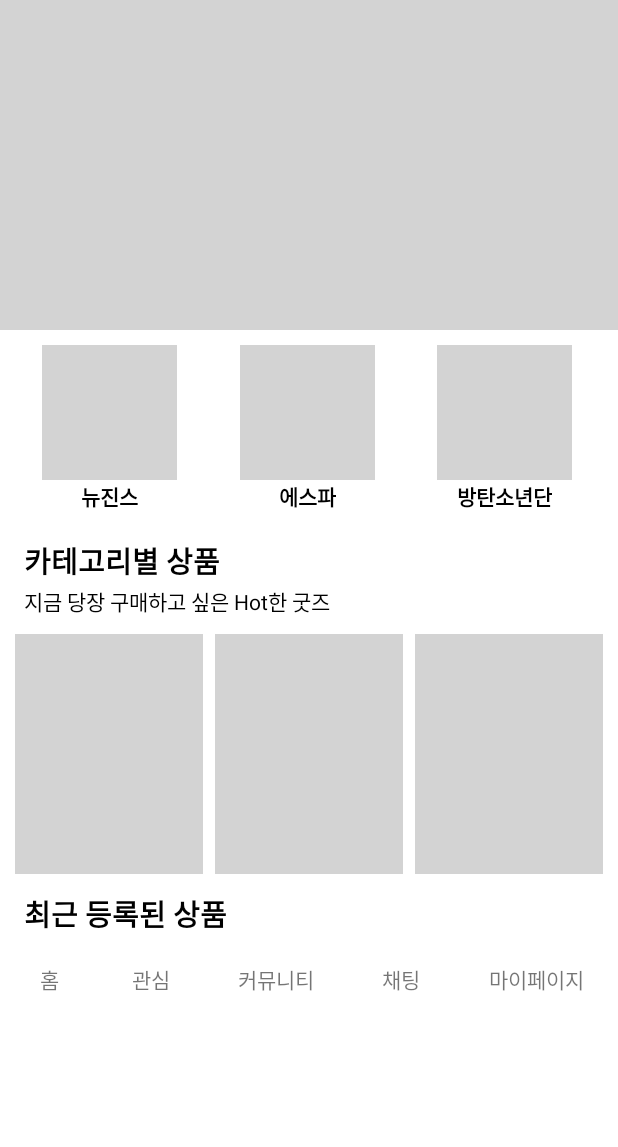
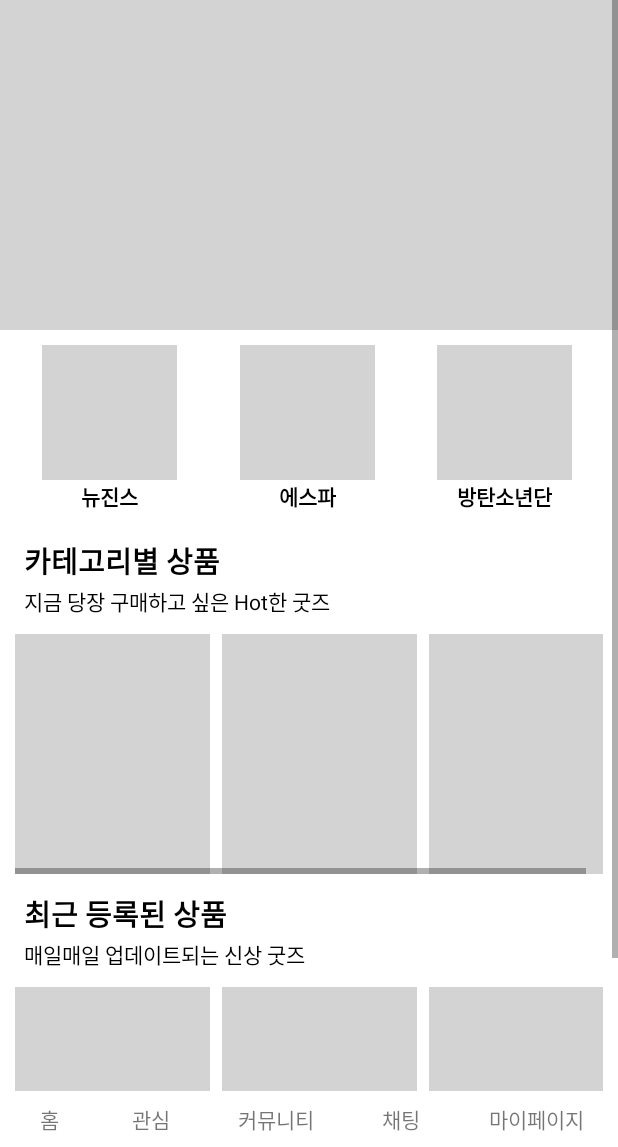
Before and after one commit to Faniverse2024/FaniverseFE2, an Android app: the layout activity_home.xml on its own in the app's theme, with its tools: preview values and no code run, on a phone screen of 412 x 824 dp, the part 89-1236 px from its top. Run offline under Robolectric (Android 15) with nearby library versions, the phone set to English and light mode, and no system bars.

Commit message:
홈 화면 수정

```diff
--- a/app/src/main/res/layout/activity_home.xml
+++ b/app/src/main/res/layout/activity_home.xml
@@ -38,6 +38,18 @@
             android:layout_toStartOf="@id/notification_icon"
             android:src="@drawable/ic_search" />
     </RelativeLayout>
+
+    <!-- 스크롤 가능한 콘텐츠 -->
+    <ScrollView
+        android:layout_width="match_parent"
+        android:layout_height="0dp"
+        android:layout_weight="1"
+        android:padding="0dp">
+
+        <LinearLayout
+            android:layout_width="match_parent"
+            android:layout_height="wrap_content"
+            android:orientation="vertical">
 
             <!-- 광고 배너 -->
             <View
@@ -149,34 +161,37 @@
                 android:textColor="#000000"
                 android:textSize="14sp" />
 
-    <!-- 카테고리별 상품 -->
-    <LinearLayout
+            <!-- 카테고리별 상품을 가로로 스크롤-->
+            <HorizontalScrollView
                 android:layout_width="match_parent"
                 android:layout_height="wrap_content"
-        android:orientation="horizontal"
-        android:padding="10dp"
-        android:weightSum="3">
+                android:padding="10dp">
+
+                <LinearLayout
+                    android:layout_width="wrap_content"
+                    android:layout_height="wrap_content"
+                    android:orientation="horizontal">
 
                     <View
-            android:layout_width="0dp"
+                        android:layout_width="130dp"
                         android:layout_height="160dp"
                         android:layout_marginEnd="8dp"
-            android:layout_weight="1"
                         android:background="#D3D3D3" />
 
                     <View
-            android:layout_width="0dp"
+                        android:layout_width="130dp"
                         android:layout_height="160dp"
                         android:layout_marginEnd="8dp"
-            android:layout_weight="1"
                         android:background="#D3D3D3" />
 
                     <View
-            android:layout_width="0dp"
+                        android:layout_width="130dp"
                         android:layout_height="160dp"
-            android:layout_weight="1"
+                        android:layout_marginEnd="8dp"
                         android:background="#D3D3D3" />
+
                 </LinearLayout>
+            </HorizontalScrollView>
 
             <TextView
                 android:layout_width="match_parent"
@@ -184,23 +199,65 @@
                 android:paddingStart="16dp"
                 android:paddingTop="2dp"
                 android:paddingEnd="16dp"
-        android:paddingBottom="10dp"
+                android:paddingBottom="1dp"
                 android:text="최근 등록된 상품"
                 android:textColor="#000000"
                 android:textSize="19sp"
                 android:textStyle="bold" />
 
-    <!-- Bottom Navigation -->
+            <TextView
+                android:layout_width="match_parent"
+                android:layout_height="wrap_content"
+                android:paddingStart="16dp"
+                android:paddingEnd="16dp"
+                android:paddingBottom="1dp"
+                android:text="매일매일 업데이트되는 신상 굿즈"
+                android:textColor="#000000"
+                android:textSize="14sp" />
+
+            <!-- 최근 등록된 상품을 가로로 스크롤-->
+            <HorizontalScrollView
+                android:layout_width="match_parent"
+                android:layout_height="wrap_content"
+                android:padding="10dp">
+
+                <LinearLayout
+                    android:layout_width="wrap_content"
+                    android:layout_height="wrap_content"
+                    android:orientation="horizontal">
+
+                    <View
+                        android:layout_width="130dp"
+                        android:layout_height="160dp"
+                        android:layout_marginEnd="8dp"
+                        android:background="#D3D3D3" />
+
+                    <View
+                        android:layout_width="130dp"
+                        android:layout_height="160dp"
+                        android:layout_marginEnd="8dp"
+                        android:background="#D3D3D3" />
+
+                    <View
+                        android:layout_width="130dp"
+                        android:layout_height="160dp"
+                        android:layout_marginEnd="8dp"
+                        android:background="#D3D3D3" />
+
+                </LinearLayout>
+            </HorizontalScrollView>
+
+        </LinearLayout>
+    </ScrollView>
+
+    <!-- 하단 바 -->
     <LinearLayout
         android:layout_width="match_parent"
         android:layout_height="wrap_content"
         android:gravity="center"
         android:orientation="horizontal"
         android:padding="8dp"
-        android:weightSum="5"
-        app:layout_constraintBottom_toBottomOf="parent"
-        app:layout_constraintStart_toStartOf="parent"
-        app:layout_constraintEnd_toEndOf="parent">
+        android:weightSum="5">
 
         <TextView
             android:layout_width="20dp"
```
Lines whose indentation alone changed are shown as unchanged.
